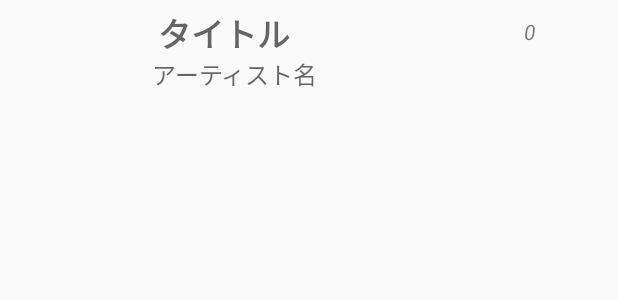
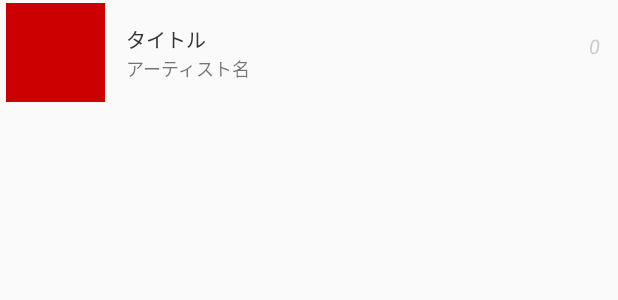
Before and after one commit to konatsup/MusicAppAndroid, an Android app: the layout playlist.xml on its own in the app's theme, with its tools: preview values and no code run, on a phone screen of 412 x 824 dp. Shown: the top 300 px of the screen. Run offline under Robolectric (Android 15) with nearby library versions, the phone set to English and light mode, and no system bars; network calls fail.

Commit message:
Fix layout

```diff
--- a/app/src/main/res/layout/playlist.xml
+++ b/app/src/main/res/layout/playlist.xml
@@ -1,69 +1,54 @@
 <?xml version="1.0" encoding="utf-8"?>
-<LinearLayout
-    xmlns:android="http://schemas.android.com/apk/res/android"
+<android.support.constraint.ConstraintLayout xmlns:android="http://schemas.android.com/apk/res/android"
+    xmlns:app="http://schemas.android.com/apk/res-auto"
     android:layout_width="match_parent"
     android:layout_height="match_parent"
-    android:orientation="vertical">
-    <LinearLayout
-        android:layout_width="match_parent"
-        android:layout_height="@dimen/card_item_height"
-        android:layout_margin="@dimen/card_item_margin"
-        android:orientation="horizontal">
+    android:layout_margin="2dp">
 
     <ImageView
         android:id="@+id/imageView"
         android:layout_width="@dimen/card_item_height"
-            android:layout_height="@dimen/card_item_height" />
-
-        <LinearLayout
-            android:layout_width="0dp"
-            android:layout_height="match_parent"
-            android:layout_weight="1"
-            android:orientation="vertical">
-
-            <LinearLayout
-                android:layout_width="match_parent"
-                android:layout_height="0dp"
-                android:layout_weight="2"
-                android:orientation="horizontal">
+        android:layout_height="@dimen/card_item_height"
+        app:layout_constraintStart_toStartOf="parent"
+        app:layout_constraintTop_toTopOf="parent"
+        android:layout_marginLeft="2dp"
+        app:srcCompat="@android:color/holo_red_dark" />
 
     <TextView
         android:id="@+id/titleTextView"
-                    android:layout_width="0dp"
-                    android:layout_height="match_parent"
-                    android:layout_gravity="center"
-                    android:layout_marginLeft="@dimen/card_item_title_margin"
-                    android:layout_weight="4"
+        android:layout_width="wrap_content"
+        android:layout_height="wrap_content"
+        android:layout_marginLeft="14dp"
+        android:layout_marginTop="14dp"
         android:text="タイトル"
-                    android:textAppearance="?android:attr/textAppearanceMedium"
-                    android:textSize="@dimen/text_size_title"
-                    android:textStyle="bold"/>
+        android:textColor="#333"
+        android:textSize="@dimen/text_size_medium"
+        app:layout_constraintStart_toEndOf="@+id/imageView"
+        app:layout_constraintTop_toTopOf="parent" />
+
+    <TextView
+        android:id="@+id/artistTextView"
+        android:layout_width="wrap_content"
+        android:layout_height="wrap_content"
+        app:layout_constraintStart_toEndOf="@+id/imageView"
+        app:layout_constraintTop_toBottomOf="@id/titleTextView"
+        app:layout_constraintStart_toStartOf="@id/titleTextView"
+        android:text="アーティスト名"
+        android:textSize="@dimen/text_size_small" />
 
     <TextView
         android:id="@+id/likeTextView"
-                    android:layout_width="0dp"
-                    android:layout_height="match_parent"
-                    android:layout_weight="2"
-                    android:layout_marginRight="@dimen/card_item_title_margin"
-                    android:gravity="center"
+        android:layout_width="wrap_content"
+        android:layout_height="wrap_content"
+        android:layout_marginTop="5dp"
+        android:layout_marginEnd="10dp"
+        android:layout_marginRight="10dp"
         android:text="0"
+        android:textColor="#ccc"
         android:textSize="@dimen/text_size_medium"
         android:textStyle="italic"
-                    />
+        app:layout_constraintEnd_toEndOf="parent"
+        app:layout_constraintTop_toTopOf="@id/titleTextView" />
 
-            </LinearLayout>
 
-            <TextView
-                android:id="@+id/artistTextView"
-                android:layout_width="match_parent"
-                android:layout_height="0dp"
-                android:layout_gravity="center_horizontal|top"
-                android:layout_weight="4"
-                android:text="アーティスト名"
-                android:textAppearance="?android:attr/textAppearanceMedium"
-                android:textSize="@dimen/text_size_content"/>
-
-        </LinearLayout>
-
-    </LinearLayout>
-</LinearLayout>
+</android.support.constraint.ConstraintLayout>
--- a/app/src/main/res/values/dimen.xml
+++ b/app/src/main/res/values/dimen.xml
@@ -3,9 +3,9 @@
     <dimen name="activity_horizontal_margin">16dp</dimen>
     <dimen name="activity_vertical_margin">16dp</dimen>
 
-    <dimen name="card_item_margin">5dp</dimen>
-    <dimen name="card_item_height">96dp</dimen>
-    <dimen name="card_item_title_margin">4dp</dimen>
+    <dimen name="card_item_margin">2dp</dimen>
+    <dimen name="card_item_height">66dp</dimen>
+    <dimen name="card_item_title_margin">8dp</dimen>
     <dimen name="card_item_favorite_size">28dp</dimen>
 
     <dimen name="text_size_title">@dimen/text_size_xlarge</dimen>
@@ -14,5 +14,6 @@
 
     <dimen name="text_size_xlarge">22sp</dimen>
     <dimen name="text_size_large">16sp</dimen>
-    <dimen name="text_size_medium">14sp</dimen>
+    <dimen name="text_size_medium">13sp</dimen>
+    <dimen name="text_size_small">12sp</dimen>
 </resources>
```
Also changed, not shown: app/src/main/res/layout/player_summary_bar.xml (+39 -25 lines). Lines whose indentation alone changed are shown as unchanged.
